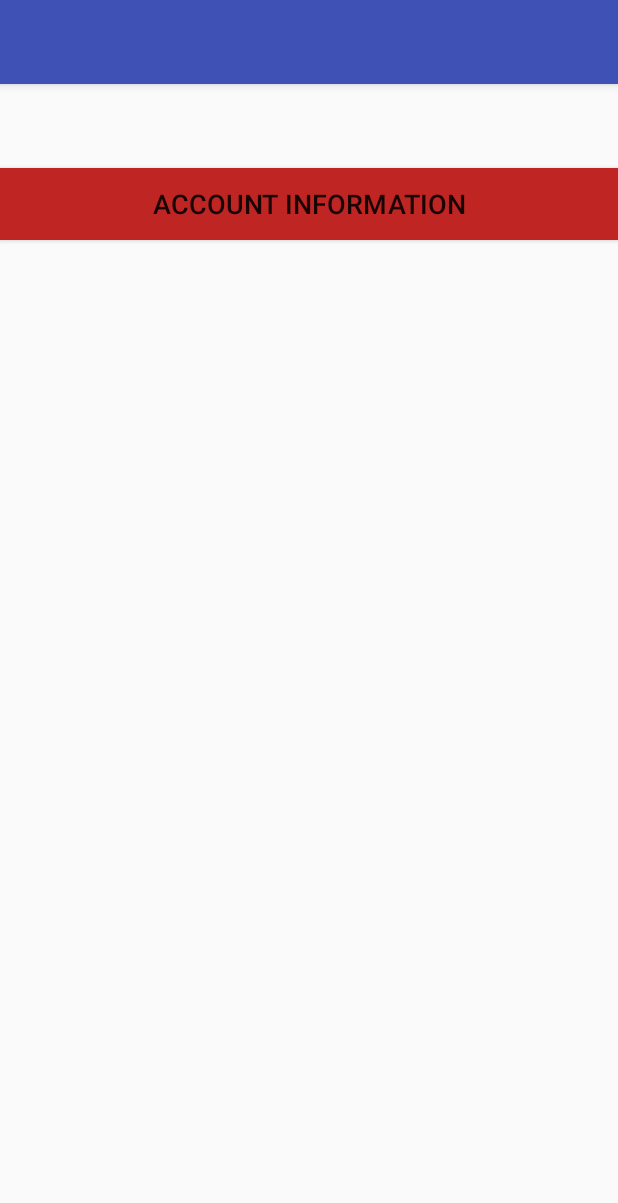
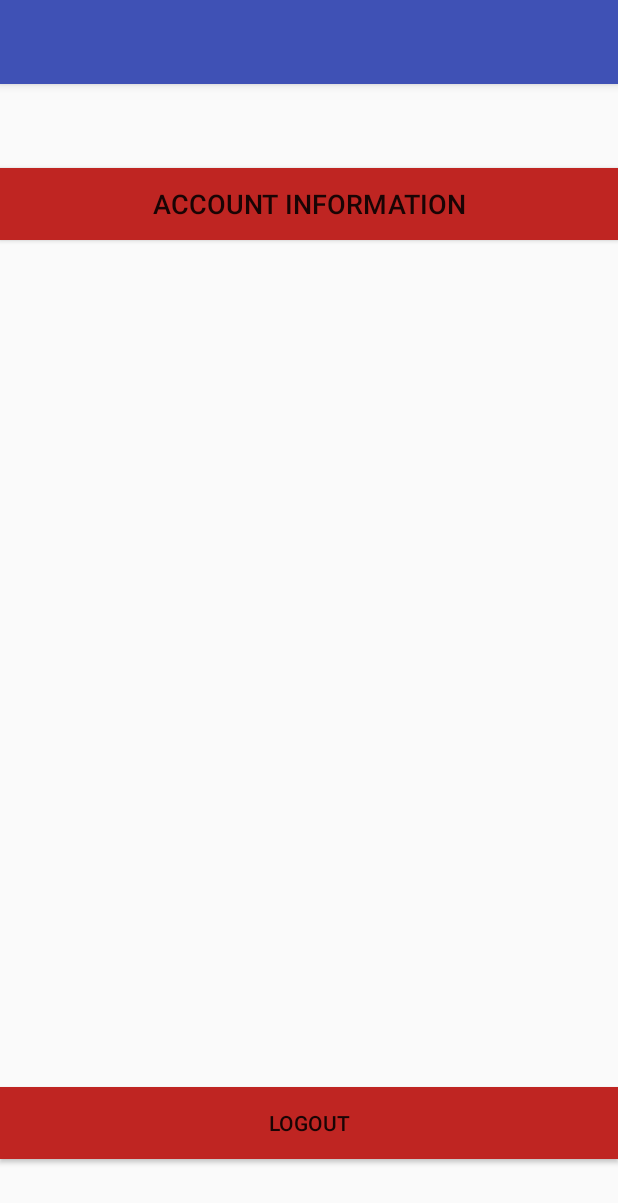
Before and after one commit to azamean/Bank, an Android app: the MainMenu screen opened directly, with no data from a screen before it, on a phone screen of 412 x 824 dp. Shown: the top 1203 px of the screen. Run offline under Robolectric (Android 15) with nearby library versions, the phone set to English and light mode, and no system bars.

Commit message:
Added way for user to logout

```diff
--- a/BankingApp/app/src/main/java/marcusobyrne/bankingapp/MainMenu.java
+++ b/BankingApp/app/src/main/java/marcusobyrne/bankingapp/MainMenu.java
@@ -7,12 +7,14 @@ import android.view.View;
 
 public class MainMenu extends AppCompatActivity {
 
+    private Session session;
 
     @Override
     protected void onCreate(Bundle savedInstanceState) {
         super.onCreate(savedInstanceState);
         setContentView(R.layout.activity_main_menu);
         setTitle("");
+        session = new Session(this);
 
     }
 
@@ -22,4 +24,15 @@ public class MainMenu extends AppCompatActivity {
         startActivity(viewAcc);
 
     }
+
+    public void logoutClicked(){
+        logout();
+    }
+
+    public void logout(){
+        session.setLoggedin(false);
+        finish();
+        startActivity(new Intent(this, MainActivity.class));
+    }
+
 }
--- a/BankingApp/app/src/main/res/layout/activity_main_menu.xml
+++ b/BankingApp/app/src/main/res/layout/activity_main_menu.xml
@@ -10,8 +10,6 @@
         android:id="@+id/button"
         android:layout_width="match_parent"
         android:layout_height="wrap_content"
-        android:layout_alignParentEnd="true"
-        android:layout_alignParentRight="true"
         android:layout_alignParentTop="true"
         android:layout_marginTop="56dp"
         android:background="#bf2522"
@@ -20,4 +18,16 @@
         android:textAlignment="center"
         android:textColorLink="@android:color/black"
         android:textSize="18sp" />
+
+    <Button
+        android:id="@+id/buttonLogout"
+        android:layout_width="match_parent"
+        android:layout_height="wrap_content"
+        android:layout_alignParentBottom="true"
+        android:layout_centerHorizontal="true"
+        android:layout_marginBottom="51dp"
+        android:background="#bf2522"
+        android:onClick="logoutClicked"
+        android:text="Logout"
+        android:textAlignment="center" />
 </android.widget.RelativeLayout>
```
Also changed, not shown: BankingApp/app/src/main/java/marcusobyrne/bankingapp/Login.java (+9 -4 lines), BankingApp/app/src/main/java/marcusobyrne/bankingapp/MainActivity.java (+7 -26 lines).
